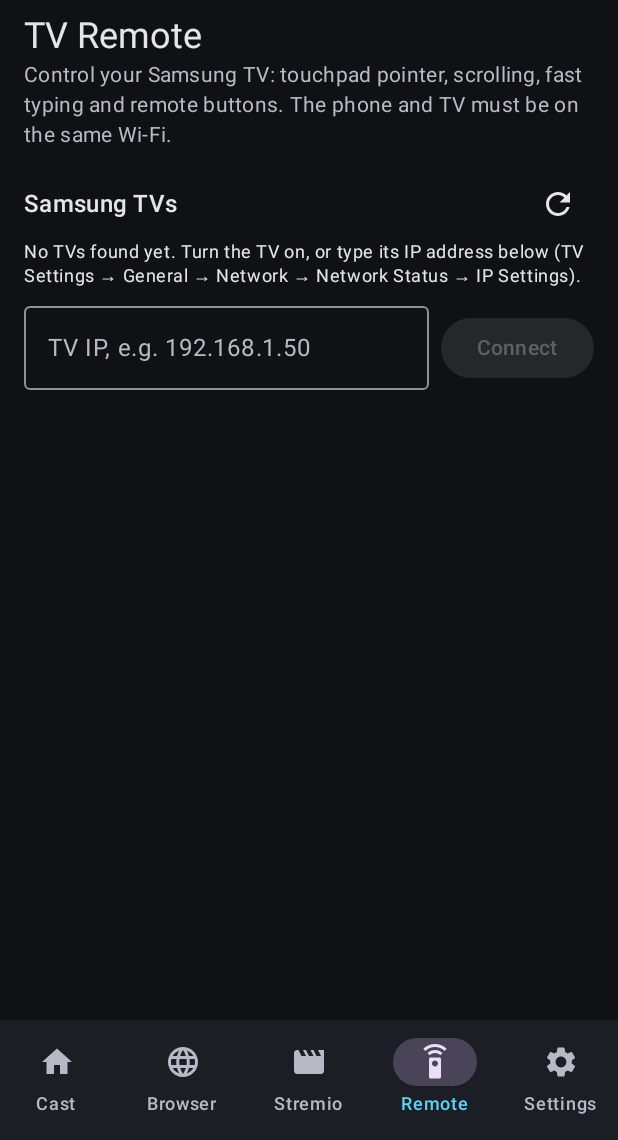
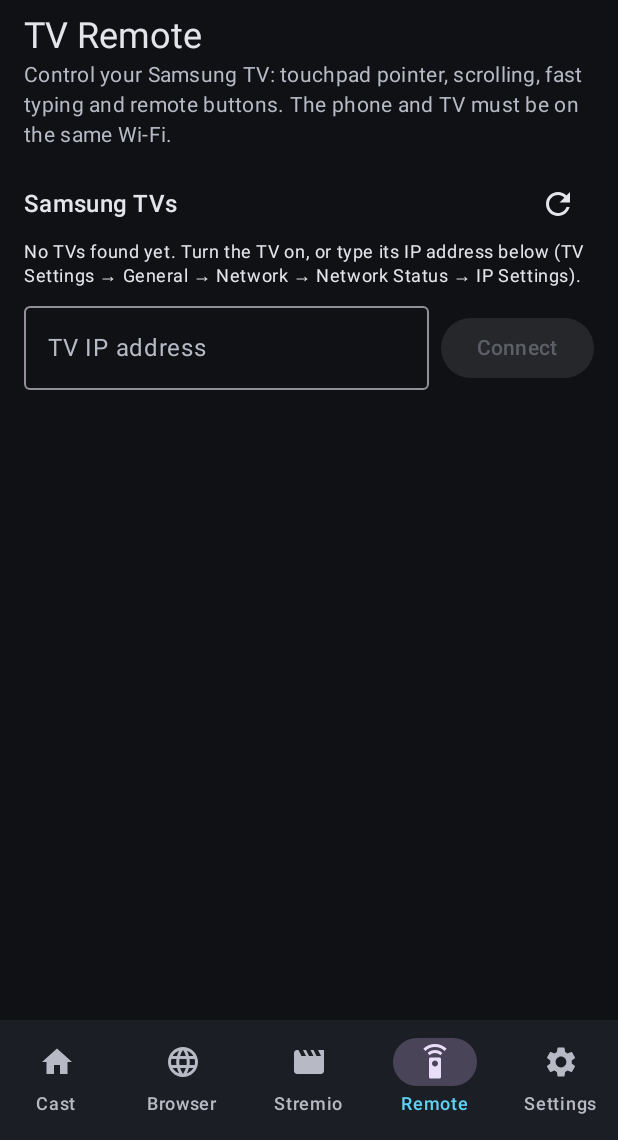
Before and after one commit to ualam677/RKACast, an Android app built with Jetpack Compose: the screen it shows after launch (MainActivity), item 4 of the bottom bar chosen, on a phone screen of 412 x 824 dp, the part 96-1236 px from its top. Run offline under Robolectric (Android 15) with nearby library versions, the phone set to English and light mode, and no system bars; libraries missing offline, so code that uses them is left out: androidx.mediarouter.media, fi.iki.elonen; pictures from the network do not load; 4 statements that could not run were skipped.

Commit message:
CI: real landscape rotation, UI dumps, app/WebView log capture; tidy narrow-screen labels
Co-Authored-By: Claude Opus 5.5 <noreply@anthropic.com>
Claude-Session: https://claude.ai/code/session_012roLh1G9ubwGJbdH5TNQrz

```diff
--- a/app/src/main/java/com/rkacast/ui/HomeScreen.kt
+++ b/app/src/main/java/com/rkacast/ui/HomeScreen.kt
@@ -124,10 +124,10 @@ fun HomeScreen(app: AppState) {
             Spacer(Modifier.height(8.dp))
             Row(horizontalArrangement = Arrangement.spacedBy(8.dp)) {
                 Button(onClick = { handleInput(app, input) }, enabled = input.isNotBlank(), modifier = Modifier.weight(1f)) {
-                    Icon(Icons.Default.Cast, null); Spacer(Modifier.width(8.dp)); Text("Cast")
+                    Icon(Icons.Default.Cast, null); Spacer(Modifier.width(8.dp)); Text("Cast", maxLines = 1)
                 }
                 OutlinedButton(onClick = { handleInput(app, input, onPhone = true) }, enabled = input.isNotBlank(), modifier = Modifier.weight(1f)) {
-                    Icon(Icons.Default.PhoneAndroid, null); Spacer(Modifier.width(8.dp)); Text("Play here")
+                    Icon(Icons.Default.PhoneAndroid, null); Spacer(Modifier.width(8.dp)); Text("Play here", maxLines = 1, softWrap = false)
                 }
             }
             Spacer(Modifier.height(4.dp))
--- a/app/src/main/java/com/rkacast/ui/RemoteScreen.kt
+++ b/app/src/main/java/com/rkacast/ui/RemoteScreen.kt
@@ -173,7 +173,7 @@ private fun ConnectCard(app: AppState, status: SamsungRemote.Status, current: Sa
     Row(verticalAlignment = Alignment.CenterVertically) {
         OutlinedTextField(
             manualIp, { manualIp = it.trim() }, singleLine = true, modifier = Modifier.weight(1f),
-            placeholder = { Text("TV IP, e.g. 192.168.1.50") },
+            placeholder = { Text("TV IP address", maxLines = 1) },
             keyboardOptions = KeyboardOptions(keyboardType = KeyboardType.Uri),
         )
         Spacer(Modifier.width(8.dp))
```
Also changed, not shown: 1 other file.
